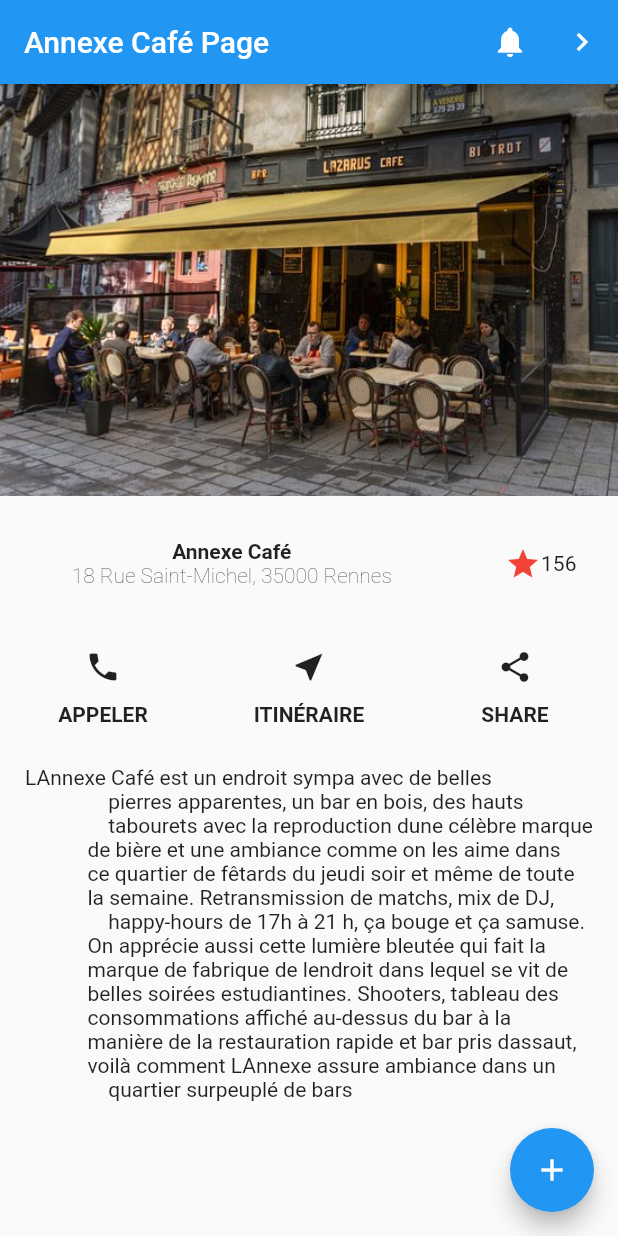
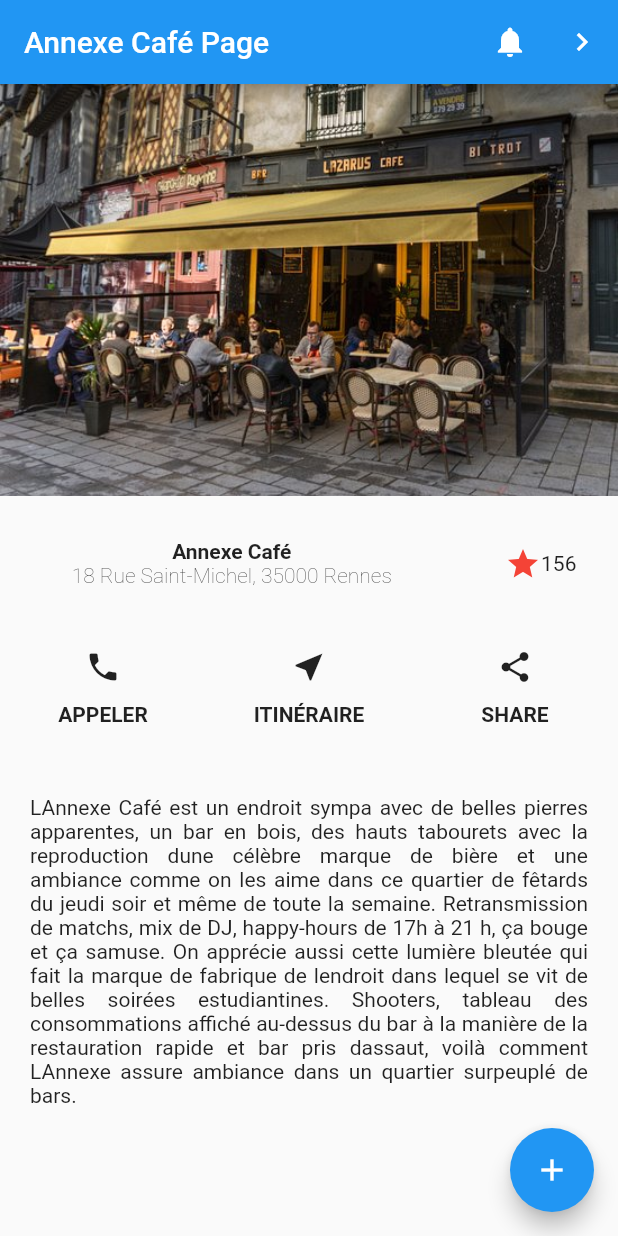
Before and after one commit to polymorph233/MMM-Flutter-1, a Flutter app: the screen it shows after launch, on a phone screen of 412 x 824 dp. Run offline on Flutter 3.47's test engine with Material 2 defaults, Android fonts, the phone set to English and light mode, and no system bars.

Commit message:
[HWAN] Finished for Lab 1

```diff
--- a/lib/main.dart
+++ b/lib/main.dart
@@ -49,6 +49,7 @@ class MyHomePage extends StatefulWidget {
 
 class _MyHomePageState extends State<MyHomePage> {
   int _counter = 0;
+
   void _incrementCounter() {
     setState(() {
       // This call to setState tells the Flutter framework that something has
@@ -76,8 +77,8 @@ class _MyHomePageState extends State<MyHomePage> {
             icon: const Icon(Icons.notifications),
             tooltip: 'Réservez moi un café',
             onPressed: () {
-              ScaffoldMessenger.of(context).showSnackBar(
-                  const SnackBar(content: Text('Vous avez réservé un café pour moi')));
+              ScaffoldMessenger.of(context).showSnackBar(const SnackBar(
+                  content: Text('Vous avez réservé un café pour moi')));
             },
           ),
           IconButton(
@@ -125,8 +126,7 @@ class _MyHomePageState extends State<MyHomePage> {
           children: <Widget>[
             FittedBox(
               fit: BoxFit.fill,
-              child:
-                Image.asset('assets/images/café.jpg'),
+              child: Image.asset('assets/images/café.jpg'),
             ),
             Expanded(
                 flex: 2,
@@ -148,8 +148,7 @@ class _MyHomePageState extends State<MyHomePage> {
                                 textAlign: TextAlign.left,
                                 style: TextStyle(fontWeight: FontWeight.w200),
                               ),
-                  ])
-                ),
+                            ])),
                     Expanded(
                         flex: 1,
                         child: Row(
@@ -162,15 +161,15 @@ class _MyHomePageState extends State<MyHomePage> {
                                 size: 24.0,
                               ),
                               Text("156")
-                    ])
-                ),
+                            ])),
                   ],
                 )),
             Expanded(
                 flex: 2,
                 child: Row(
                   children: <Widget>[
-                Expanded(child: Column(children: [
+                    Expanded(
+                        child: Column(children: [
                       IconButton(
                         icon: const Icon(Icons.phone),
                         tooltip: 'Appeler',
@@ -185,7 +184,8 @@ class _MyHomePageState extends State<MyHomePage> {
                         style: const TextStyle(fontWeight: FontWeight.bold),
                       ),
                     ])),
-                Expanded(child: Column(children: [
+                    Expanded(
+                        child: Column(children: [
                       IconButton(
                         icon: const Icon(Icons.near_me),
                         tooltip: 'Itinéraire',
@@ -199,7 +199,9 @@ class _MyHomePageState extends State<MyHomePage> {
                         "Itinéraire".toUpperCase(),
                         style: const TextStyle(fontWeight: FontWeight.bold),
                       ),
-                ])),Expanded(child: Column(children: [
+                    ])),
+                    Expanded(
+                        child: Column(children: [
                       IconButton(
                         icon: const Icon(Icons.share),
                         tooltip: 'Share',
@@ -218,22 +220,12 @@ class _MyHomePageState extends State<MyHomePage> {
                 )),
             Expanded(
                 flex: 7,
-                child: const Text(
-              '''LAnnexe Café est un endroit sympa avec de belles
-                pierres apparentes, un bar en bois, des hauts
-                tabourets avec la reproduction dune célèbre marque
-            de bière et une ambiance comme on les aime dans
-            ce quartier de fêtards du jeudi soir et même de toute
-            la semaine. Retransmission de matchs, mix de DJ,
-                happy-hours de 17h à 21 h, ça bouge et ça samuse.
-            On apprécie aussi cette lumière bleutée qui fait la
-            marque de fabrique de lendroit dans lequel se vit de
-            belles soirées estudiantines. Shooters, tableau des
-            consommations affiché au-dessus du bar à la
-            manière de la restauration rapide et bar pris dassaut,
-            voilà comment LAnnexe assure ambiance dans un
-                quartier surpeuplé de bars''',
-            )),
+                child: Container(
+                  margin: EdgeInsets.all(20.0),
+                    child: Text(
+                      'LAnnexe Café est un endroit sympa avec de belles pierres apparentes, un bar en bois, des hauts tabourets avec la reproduction dune célèbre marque de bière et une ambiance comme on les aime dans ce quartier de fêtards du jeudi soir et même de toute la semaine. Retransmission de matchs, mix de DJ, happy-hours de 17h à 21 h, ça bouge et ça samuse. On apprécie aussi cette lumière bleutée qui fait la marque de fabrique de lendroit dans lequel se vit de belles soirées estudiantines. Shooters, tableau des consommations affiché au-dessus du bar à la manière de la restauration rapide et bar pris dassaut, voilà comment LAnnexe assure ambiance dans un quartier surpeuplé de bars.',
+                    textAlign: TextAlign.justify,
+                ))),
           ],
         ),
       ),
```
Lines whose indentation alone changed are shown as unchanged.
